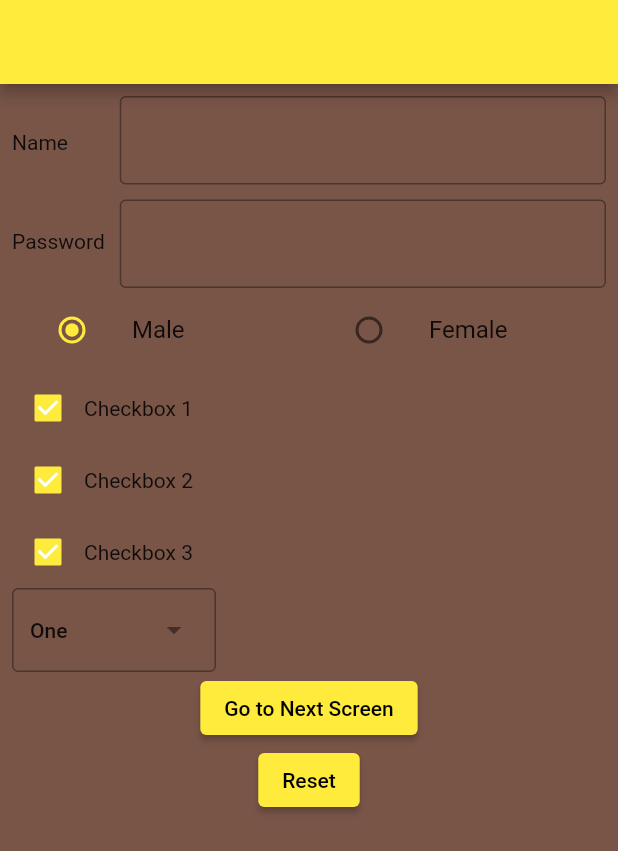
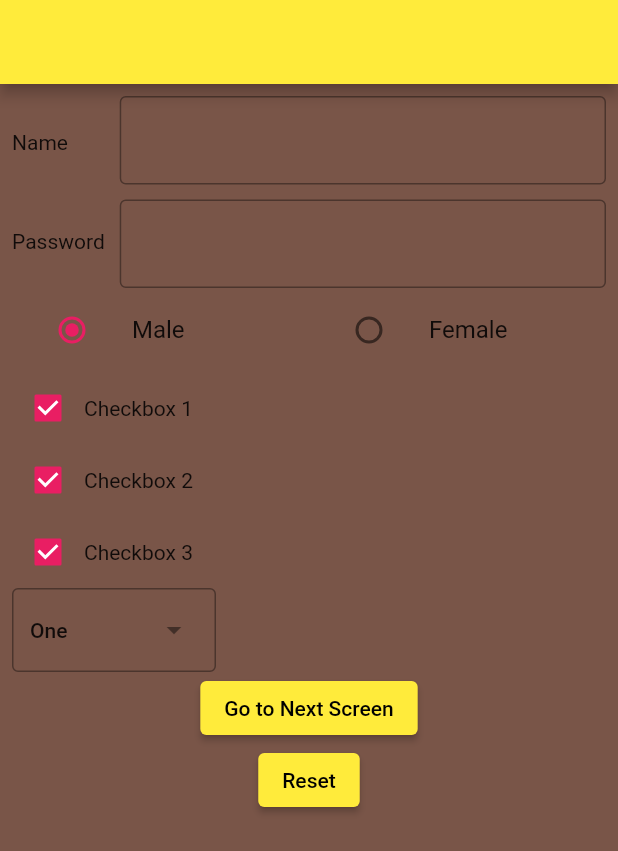
Before and after one commit to devatulparmar/batch6pm, a Flutter app: the screen it shows after launch, on a phone screen of 412 x 824 dp. Shown: the top 851 px of the screen. Run offline on Flutter 3.47's test engine with Material 2 defaults, Android fonts, the phone set to English and light mode, and no system bars.

Commit message:
added accentColor in main.dart

```diff
--- a/lib/main.dart
+++ b/lib/main.dart
@@ -15,6 +15,7 @@ class MyApp extends StatelessWidget {
       theme: ThemeData(
         canvasColor: Colors.brown,
         primarySwatch: Colors.yellow,
+        accentColor: Colors.pink,
       ),
       home: const March12Test(),
     );
```
